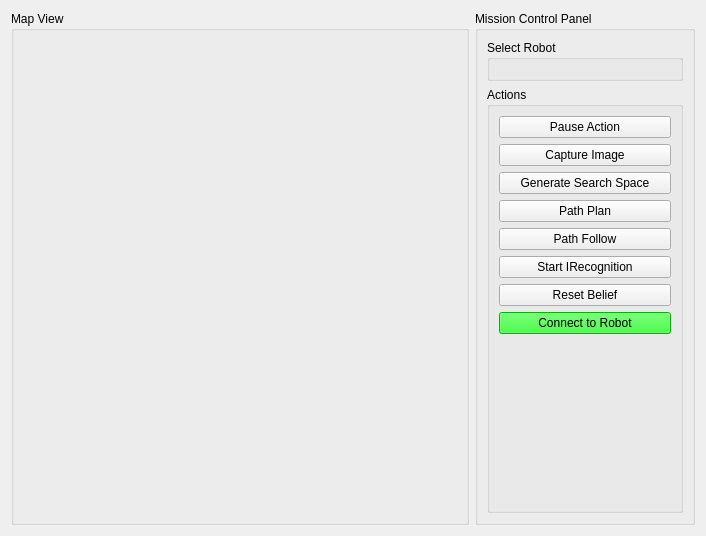
Old version of the form CasPlanner/gui/missioncontroltab.ui in the repository TarekTaha/cas_robotics.
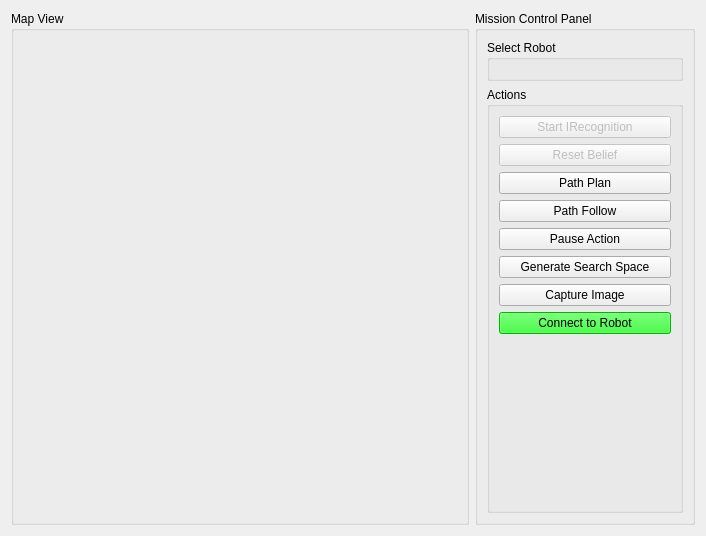
New version of the form.

```diff
--- a/CasPlanner/gui/missioncontroltab.ui
+++ b/CasPlanner/gui/missioncontroltab.ui
@@ -64,43 +64,11 @@
           <layout class="QVBoxLayout" name="verticalLayout_8">
            <item>
             <layout class="QVBoxLayout" name="verticalLayout_7">
-             <item>
-              <widget class="QPushButton" name="pauseBtn">
-               <property name="text">
-                <string>Pause Action</string>
-               </property>
-              </widget>
-             </item>
-             <item>
-              <widget class="QPushButton" name="captureImage">
-               <property name="text">
-                <string>Capture Image</string>
-               </property>
-              </widget>
-             </item>
-             <item>
-              <widget class="QPushButton" name="generateSearchSpace">
-               <property name="text">
-                <string>Generate Search Space</string>
-               </property>
-              </widget>
-             </item>
-             <item>
-              <widget class="QPushButton" name="pathPlanBtn">
-               <property name="text">
-                <string>Path Plan</string>
-               </property>
-              </widget>
-             </item>
-             <item>
-              <widget class="QPushButton" name="pathFollowBtn">
-               <property name="text">
-                <string>Path Follow</string>
-               </property>
-              </widget>
-             </item>
              <item>
               <widget class="QPushButton" name="intentionRecognitionBtn">
+               <property name="enabled">
+                <bool>false</bool>
+               </property>
                <property name="text">
                 <string>Start IRecognition</string>
                </property>
@@ -108,11 +76,55 @@
              </item>
              <item>
               <widget class="QPushButton" name="resetBeliefBtn">
+               <property name="enabled">
+                <bool>false</bool>
+               </property>
                <property name="text">
                 <string>Reset Belief</string>
                </property>
               </widget>
              </item>
+             <item>
+              <widget class="QPushButton" name="pathPlanBtn">
+               <property name="text">
+                <string>Path Plan</string>
+               </property>
+              </widget>
+             </item>
+             <item>
+              <widget class="QPushButton" name="pathFollowBtn">
+               <property name="text">
+                <string>Path Follow</string>
+               </property>
+              </widget>
+             </item>
+             <item>
+              <widget class="QPushButton" name="pauseBtn">
+               <property name="enabled">
+                <bool>true</bool>
+               </property>
+               <property name="text">
+                <string>Pause Action</string>
+               </property>
+              </widget>
+             </item>
+             <item>
+              <widget class="QPushButton" name="generateSearchSpace">
+               <property name="enabled">
+                <bool>true</bool>
+               </property>
+               <property name="text">
+                <string>Generate Search Space</string>
+               </property>
+              </widget>
+             </item>
+             <item>
+              <widget class="QPushButton" name="captureImage">
+               <property name="text">
+                <string>Capture Image</string>
+               </property>
+              </widget>
+             </item>
              <item>
               <widget class="QPushButton" name="connect2Robot">
                <property name="palette">
```
